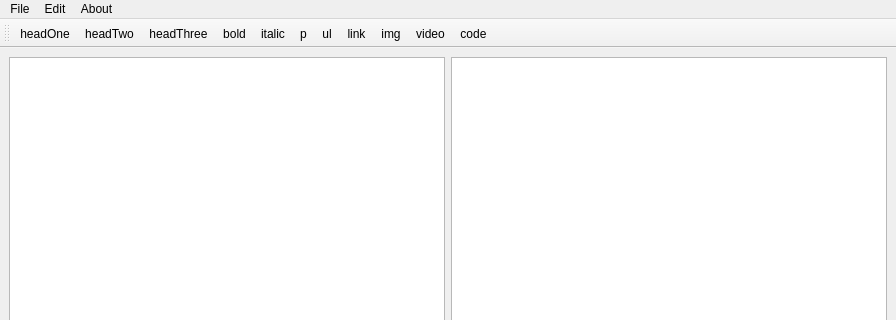
pavelkral/mdedit, file src/forms/mainwindow.ui: the form before one commit; both pictures show x 0 to 896 and y 0 to 320 of the 896 by 715 pixel window.
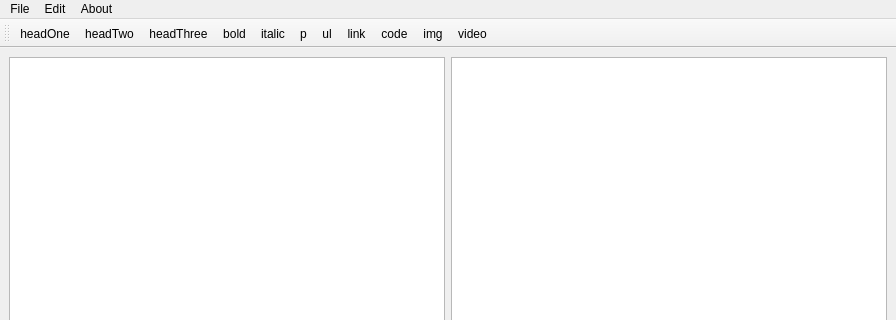
The form after the commit. Icons and pictures are not drawn.

The edit to the form file:
```diff
--- a/src/forms/mainwindow.ui
+++ b/src/forms/mainwindow.ui
@@ -86,9 +86,9 @@
    <addaction name="actionp"/>
    <addaction name="actionul"/>
    <addaction name="actionlink"/>
+   <addaction name="actioncode"/>
    <addaction name="actionimg"/>
    <addaction name="actionvideo"/>
-   <addaction name="actioncode"/>
   </widget>
   <action name="actionFileOpen">
    <property name="text">
```
